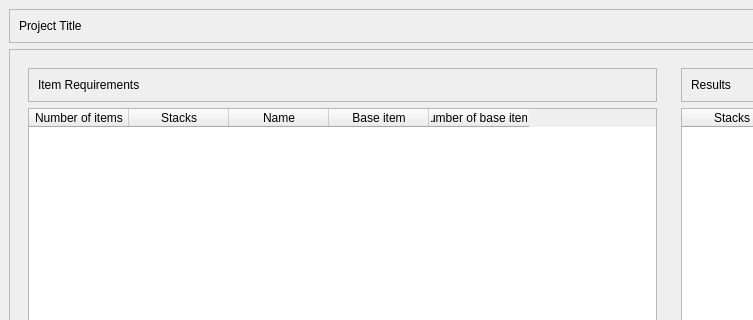
This is ui_files/main_window.ui in vitorslongo/Minecraft-materials-calculator as Qt 5 draws it before an edit; both pictures show x 0 to 753 and y 0 to 320 of the 991 by 744 pixel window. The edited form follows.
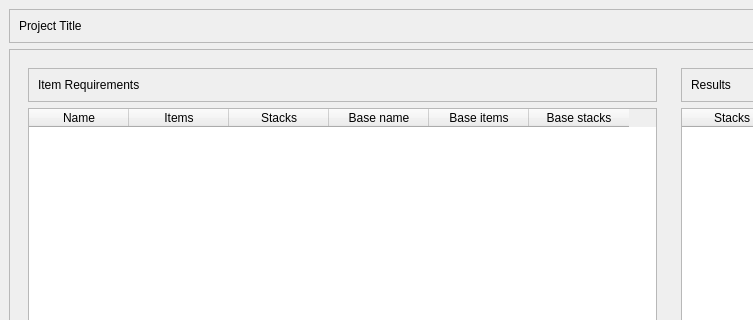
This is the edited form.

Commit message: Add base material conversion calculations

Diff of the .ui file:
```diff
--- a/ui_files/main_window.ui
+++ b/ui_files/main_window.ui
@@ -85,16 +85,6 @@
           </item>
           <item row="1" column="0">
            <widget class="QTableWidget" name="tableWidget_calculator">
-            <column>
-             <property name="text">
-              <string>Number of items</string>
-             </property>
-            </column>
-            <column>
-             <property name="text">
-              <string>Stacks</string>
-             </property>
-            </column>
             <column>
              <property name="text">
               <string>Name</string>
@@ -102,12 +92,27 @@
             </column>
             <column>
              <property name="text">
-              <string>Base item</string>
+              <string>Items</string>
              </property>
             </column>
             <column>
              <property name="text">
-              <string>Number of base items</string>
+              <string>Stacks</string>
+             </property>
+            </column>
+            <column>
+             <property name="text">
+              <string>Base name</string>
+             </property>
+            </column>
+            <column>
+             <property name="text">
+              <string>Base items</string>
+             </property>
+            </column>
+            <column>
+             <property name="text">
+              <string>Base stacks</string>
              </property>
             </column>
            </widget>
```
The commit also changes 10 other files.
